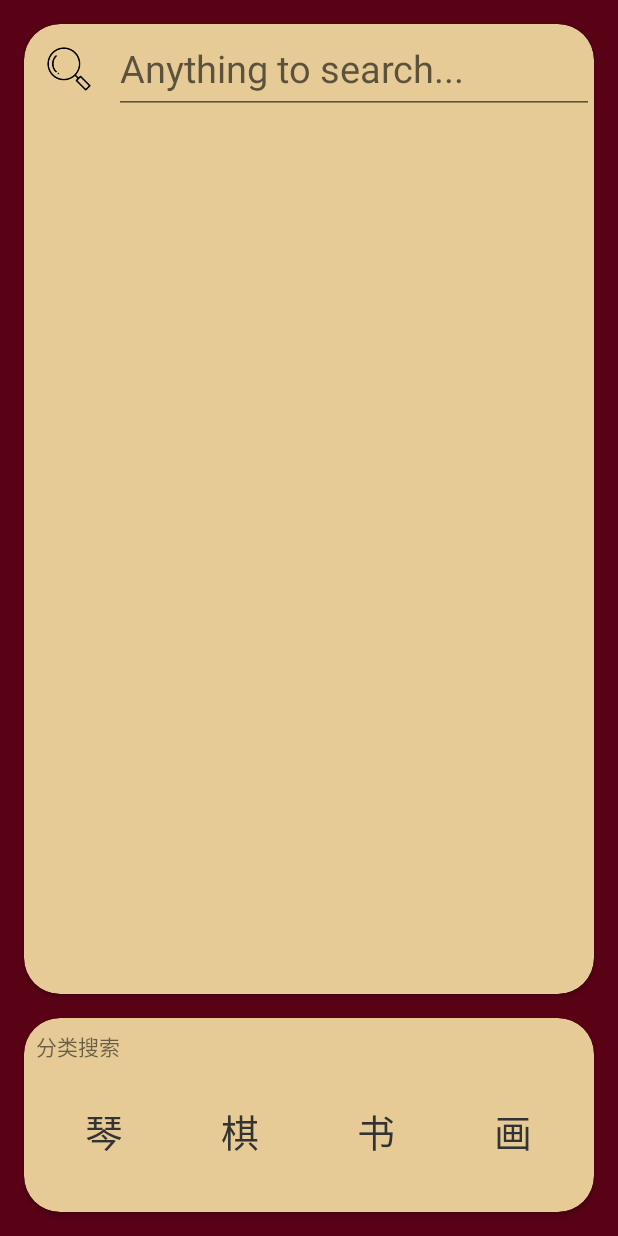
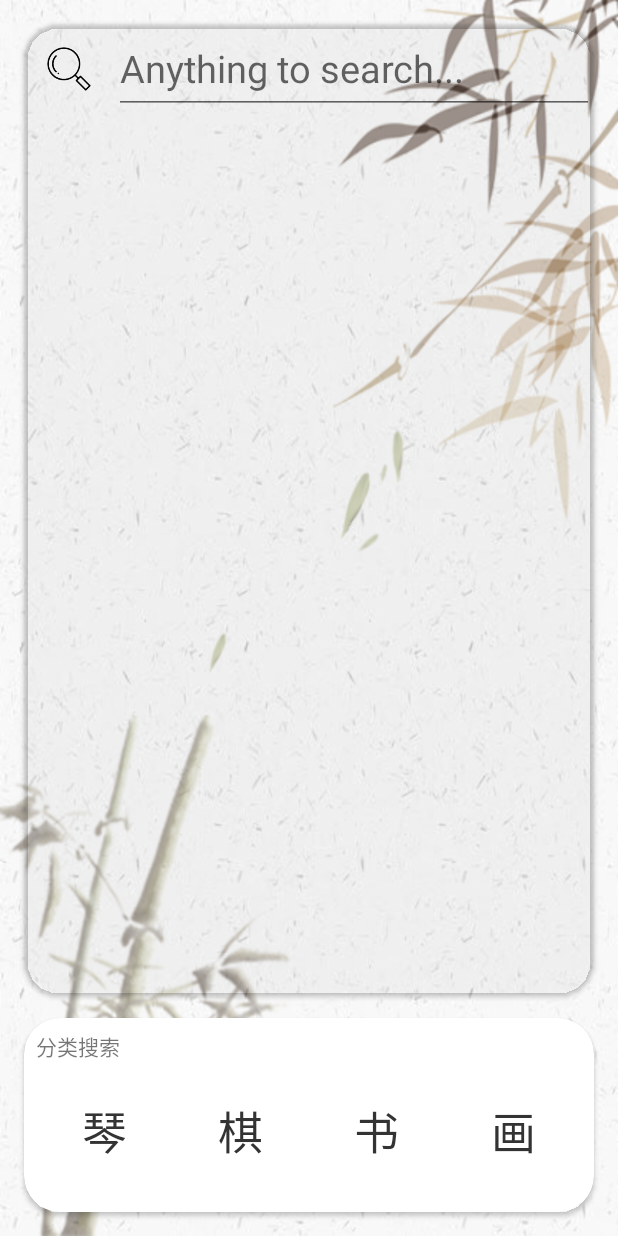
Before and after one commit to RainkQ/Tradislation, an Android app: the MainActivity screen opened directly, with no data from a screen before it, on a phone screen of 412 x 824 dp. Run offline under Robolectric (Android 15) with nearby library versions, the phone set to English and light mode, and no system bars; libraries missing offline, so code that uses them is left out: com.jaeger.library, org.litepal; Roboto replaces fonts that are not available here; 12 statements that could not run were skipped.

Commit message:
更新welcomeactivity&background
更新welcomeactivity和全部的background及调色

```diff
--- a/app/src/main/java/tk/tnicy/tradislation/activities/MainActivity.java
+++ b/app/src/main/java/tk/tnicy/tradislation/activities/MainActivity.java
@@ -1,6 +1,7 @@
 package tk.tnicy.tradislation.activities;
 
 import android.content.Intent;
+import android.graphics.Typeface;
 import android.os.Bundle;
 import android.support.v4.app.ActivityOptionsCompat;
 import android.support.v7.widget.LinearLayoutManager;
@@ -79,10 +80,13 @@ public class MainActivity extends BaseActivity {
         editText = findViewById(R.id.search_text);
 
         bottom_button_qin = findViewById(R.id.bottom_button_qin);
+        bottom_button_qin.setTypeface(Typeface.createFromAsset(getAssets(),"kaishu1.ttf"));
         bottom_button_qi = findViewById(R.id.bottom_button_qi);
+        bottom_button_qi.setTypeface(Typeface.createFromAsset(getAssets(),"kaishu1.ttf"));
         bottom_button_shu = findViewById(R.id.bottom_button_shu);
+        bottom_button_shu.setTypeface(Typeface.createFromAsset(getAssets(),"kaishu1.ttf"));
         bottom_button_hua = findViewById(R.id.bottom_button_hua);
-
+        bottom_button_hua.setTypeface(Typeface.createFromAsset(getAssets(),"kaishu1.ttf"));
 
         recyclerView = findViewById(R.id.recycler_view);
         LinearLayoutManager layoutManager = new LinearLayoutManager(getContext());
--- a/app/src/main/java/tk/tnicy/tradislation/entities/TranslationRecyclerViewAdapter.java
+++ b/app/src/main/java/tk/tnicy/tradislation/entities/TranslationRecyclerViewAdapter.java
@@ -3,6 +3,7 @@ package tk.tnicy.tradislation.entities;
 import android.app.Activity;
 import android.content.Context;
 import android.content.Intent;
+import android.graphics.Typeface;
 import android.os.Bundle;
 import android.support.annotation.NonNull;
 import android.support.v4.app.ActivityOptionsCompat;
@@ -65,7 +66,6 @@ public class TranslationRecyclerViewAdapter extends RecyclerView.Adapter<Transla
         Translation translation = mTranslationList.get(position);
         viewHolder.translation_chi.setText(translation.getChi());
         viewHolder.translation_eng.setText(translation.getEng());
-
     }
 
     @Override
@@ -85,7 +85,6 @@ public class TranslationRecyclerViewAdapter extends RecyclerView.Adapter<Transla
             translation_eng = view.findViewById(R.id.translation_item_eng);
         }
 
-
     }
 
 
--- a/app/src/main/res/layout/activity_main.xml
+++ b/app/src/main/res/layout/activity_main.xml
@@ -5,7 +5,7 @@
         xmlns:app="http://schemas.android.com/apk/res-auto"
         android:layout_width="match_parent"
         android:layout_height="match_parent"
-        android:background="@color/theme_back"
+        android:background="@drawable/main_back"
         tools:context=".activities.MainActivity"
         android:fitsSystemWindows="true"
         android:orientation="vertical">
@@ -14,7 +14,7 @@
             android:layout_margin="16dp"
             app:cardCornerRadius="24dp"
             android:elevation="24dp"
-            app:cardBackgroundColor="@color/theme_cardview"
+            app:cardBackgroundColor="@color/transparent"
             android:layout_width="match_parent"
             android:layout_weight="5"
             android:layout_height="0dp">
@@ -32,6 +32,7 @@
                     android:layout_width="match_parent"
                     android:layout_height="wrap_content">
 
+
                 <ImageView
                         android:id="@+id/search_img"
                         android:background="@drawable/search_black"
@@ -48,7 +49,6 @@
                         android:layout_height="60dp"
                         android:imeOptions="actionSearch"
                         android:inputType="text"/>
-						android:transitionName="EditText"
 
             </LinearLayout>
 
@@ -66,79 +66,84 @@
 
 
     <android.support.v7.widget.CardView
+        android:layout_width="match_parent"
+        android:layout_height="0dp"
         android:layout_marginStart="16dp"
+        android:layout_marginEnd="16dp"
         android:layout_marginBottom="16dp"
-            android:layout_marginEnd="16dp"
-            app:cardCornerRadius="24dp"
+        android:layout_weight="1"
         android:elevation="24dp"
-            app:cardBackgroundColor="@color/theme_cardview"
-            android:layout_width="match_parent"
-            android:layout_weight="1"
-            android:layout_height="0dp">
+        app:cardBackgroundColor="@color/white"
+        app:cardCornerRadius="24dp">
 
         <LinearLayout
+            android:layout_width="match_parent"
+            android:layout_height="match_parent"
             android:layout_margin="8dp"
-                android:orientation="vertical"
-                android:layout_width="match_parent"
-                android:layout_height="match_parent">
+            android:orientation="vertical">
 
             <TextView
+                android:layout_width="wrap_content"
+                android:layout_height="wrap_content"
                 android:text="分类搜索"
-                    android:layout_width="wrap_content"
-                    android:layout_height="wrap_content"/>
+                android:fontFamily="@font/kaishu1"/>
 
             <LinearLayout
                 style="?android:attr/buttonBarStyle"
-                    android:orientation="horizontal"
                 android:layout_width="match_parent"
-                    android:layout_height="match_parent">
+                android:layout_height="match_parent"
+                android:orientation="horizontal">
 
                 <Button
                     android:id="@+id/bottom_button_qin"
-                        android:transitionName="bottom"
                     style="?android:attr/buttonBarButtonStyle"
+                    android:layout_width="0dp"
+                    android:layout_height="match_parent"
+                    android:layout_weight="1"
+                    android:fontFamily="@font/kaishu1"
                     android:text="琴"
                     android:textColor="@color/deepGray"
-                        android:textSize="25sp"
-                        android:layout_width="0dp"
-                        android:layout_weight="1"
-                        android:layout_height="match_parent"/>
+                    android:textSize="30sp"
+                    android:transitionName="bottom" />
 
                 <Button
 
                     android:id="@+id/bottom_button_qi"
-                        android:transitionName="bottom"
                     style="?android:attr/buttonBarButtonStyle"
+                    android:layout_width="0dp"
+                    android:layout_height="match_parent"
+                    android:layout_weight="1"
+                    android:fontFamily="@font/kaishu1"
                     android:text="棋"
                     android:textColor="@color/deepGray"
-                        android:textSize="25sp"
-                        android:layout_width="0dp"
-                        android:layout_weight="1"
-                        android:layout_height="match_parent"/>
+                    android:textSize="30sp"
+                    android:transitionName="bottom" />
 
                 <Button
 
                     android:id="@+id/bottom_button_shu"
-                        android:transitionName="bottom"
                     style="?android:attr/buttonBarButtonStyle"
+                    android:layout_width="0dp"
+                    android:layout_height="match_parent"
+                    android:layout_weight="1"
+                    android:fontFamily="@font/kaishu1"
                     android:text="书"
                     android:textColor="@color/deepGray"
-                        android:textSize="25sp"
-                        android:layout_width="0dp"
-                        android:layout_weight="1"
-                        android:layout_height="match_parent"/>
+                    android:textSize="30sp"
+                    android:transitionName="bottom" />
 
                 <Button
 
                     android:id="@+id/bottom_button_hua"
-                        android:transitionName="bottom"
                     style="?android:attr/buttonBarButtonStyle"
+                    android:layout_width="0dp"
+                    android:layout_height="match_parent"
+                    android:layout_weight="1"
+                    android:fontFamily="@font/kaishu1"
                     android:text="画"
                     android:textColor="@color/deepGray"
-                        android:textSize="25sp"
-                        android:layout_width="0dp"
-                        android:layout_weight="1"
-                        android:layout_height="match_parent"/>
+                    android:textSize="30sp"
+                    android:transitionName="bottom" />
 
 
             </LinearLayout>
--- a/app/src/main/res/layout/activity_type.xml
+++ b/app/src/main/res/layout/activity_type.xml
@@ -19,7 +19,7 @@
             android:layout_margin="16dp"
             app:cardCornerRadius="24dp"
             android:elevation="24dp"
-            app:cardBackgroundColor="@color/theme_cardview"
+            app:cardBackgroundColor="@color/theme_lgray"
             android:layout_width="match_parent"
             android:layout_height="wrap_content"
             app:cardElevation="8dp">
@@ -60,7 +60,7 @@
             android:layout_marginBottom="16dp"
             app:cardCornerRadius="24dp"
             android:elevation="24dp"
-            app:cardBackgroundColor="@color/theme_cardview"
+            app:cardBackgroundColor="@color/theme_lgray"
             android:layout_width="match_parent"
             android:layout_weight="4"
             android:layout_height="0dp"
--- a/app/src/main/res/layout/item_pic_page.xml
+++ b/app/src/main/res/layout/item_pic_page.xml
@@ -4,8 +4,8 @@
         xmlns:app="http://schemas.android.com/apk/res-auto"
         app:cardCornerRadius="20dp"
         android:elevation="20dp"
-        android:layout_width="240dp"
-        android:layout_height="240dp"
+        android:layout_width="220dp"
+        android:layout_height="220dp"
         android:layout_margin="4dp"
         android:layout_gravity="center">
 
--- a/app/src/main/res/values/colors.xml
+++ b/app/src/main/res/values/colors.xml
@@ -14,4 +14,5 @@
     <color name="theme_pink">#cc9999</color>
     <color name="theme_cardview">#e6cb96</color>
     <color name="theme_back">#590216</color>
+    <color name="theme_lgray">#f1efef</color>
 </resources>
```
Also changed, not shown: app/src/main/java/tk/tnicy/tradislation/activities/DetailActivity.java (+6 -1 lines), app/src/main/java/tk/tnicy/tradislation/activities/WelcomeActivity.java (+21 -7 lines), app/src/main/res/layout/activity_detail.xml (+46 -44 lines), app/src/main/res/layout/activity_welcome.xml (+17 -2 lines), app/src/main/res/drawable/main_back.png (added), app/src/main/res/drawable/welcome_img.png (added), 2 other files. Lines whose indentation alone changed are shown as unchanged.
